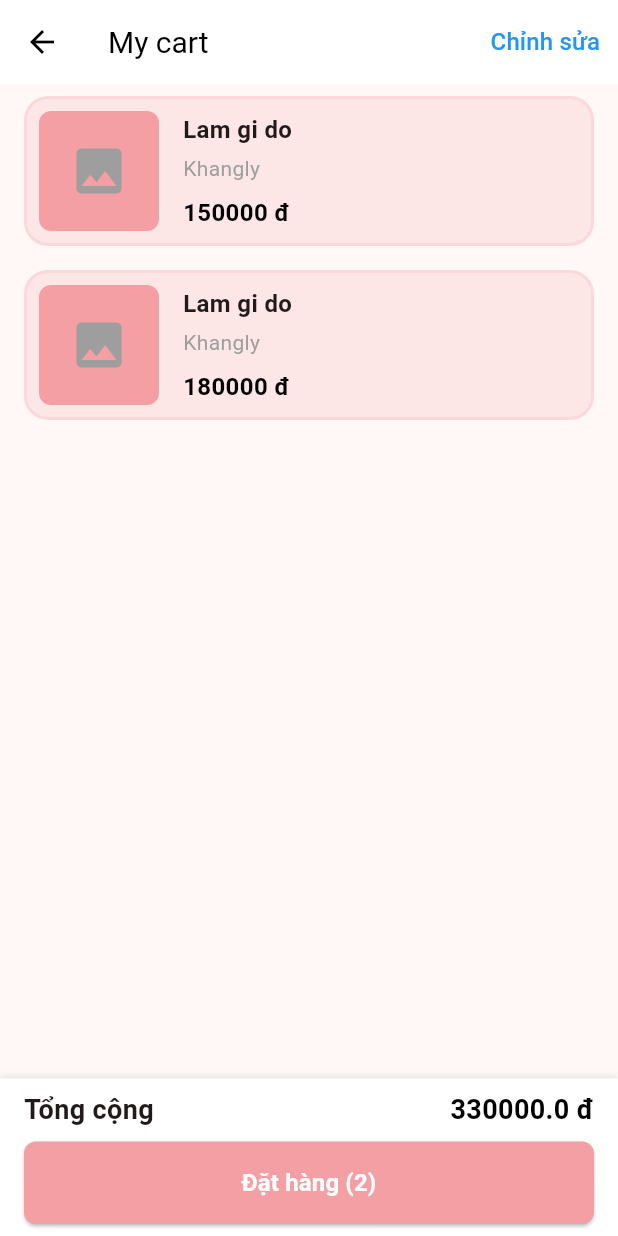
After one commit to kan3103/Pet-Spa-mobile-app, a Flutter app: the Cartorderpage screen opened directly, on a phone screen of 412 x 824 dp. The commit adds this screen. Run offline on Flutter 3.47's test engine with Material 3 defaults, Android fonts, the phone set to English and light mode, and no system bars; our stand-ins replace form_field_validator, google_sign_in, image_picker, shared_preferences; missing offline and left inert: dart:ffi; accounts and stored records are empty.

Commit message:
feat : Add cart Order page

```diff
--- a/frontend/lib/homepage/customer_homepage.dart
+++ b/frontend/lib/homepage/customer_homepage.dart
@@ -4,6 +4,7 @@ import 'package:frontend/class_model/uSer.dart';
 import 'package:frontend/homepage/api/getProfile.dart';
 import 'package:frontend/homepage/home_screen.dart';
 import 'package:frontend/login_screen/api/google_sign_in.dart';
+import 'package:frontend/productPage/cartItem.dart/cartOrderPage.dart';
 import 'package:frontend/productPage/productScreen.dart';
 import 'package:frontend/login_screen/login_screen.dart';
 import 'package:frontend/service_screen/managerService.dart';
@@ -81,7 +82,7 @@ class _customerHomePageState extends State<customerHomePage> {
         page = productScreen(); // Thay bằng màn hình Thanh toán
         break;
       case 3:
-        page = productScreen() ;
+        page = Cartorderpage();
         break;
       case 4:
         page =  Inforscreen(profile:  myprofile,); // Thay bằng màn hình Cài đặt
--- /dev/null
+++ b/frontend/lib/productPage/cartItem.dart/cartOrder.dart
@@ -0,0 +1,149 @@
+import 'package:flutter/material.dart';
+import 'package:frontend/productPage/cartItem.dart/cartServicemodel.dart';
+
+class cartOrderItem extends StatelessWidget {
+  final Cartservicemodel cartItem;
+
+  cartOrderItem({
+    required this.cartItem,
+  });
+
+  @override
+  Widget build(BuildContext context) {
+    return Padding(
+      padding: const EdgeInsets.symmetric(horizontal: 16.0, vertical: 8.0),
+      child: Container(
+        decoration:BoxDecoration(
+          borderRadius: BorderRadius.circular(16),
+          color: Color(0xFFF49FA4).withOpacity(0.2),
+          border: Border.all(
+                  color: Color(0xFFF49FA4).withOpacity(0.2), // Màu viền
+                  width: 2, // Độ dày của viền
+          ),
+        ) ,
+        child: Padding(
+          padding: const EdgeInsets.all(8.0),
+          child: Row(
+            children: [
+              Container(
+                width: 80,
+                height: 80,
+                decoration: BoxDecoration(
+                  borderRadius: BorderRadius.circular(8),
+                  //color: Colors.grey[200],
+                  color:  Color(0xFFF49FA4),
+                  border: Border.all(
+                    color: Color(0xFFF49FA4), // Màu viền
+                    width: 2, // Độ dày của viền
+                  ),
+                ),
+                child: ClipRRect(
+                  borderRadius: BorderRadius.circular(6), // Đảm bảo nội dung không che viền
+                  child: cartItem.image! != null && cartItem.image! != ''
+                      ? Image.network(
+                          cartItem.image!,
+                          fit: BoxFit.cover,
+                        )
+                      : Icon(Icons.image, size: 40, color: Colors.grey),
+                ),
+              ),
+              SizedBox(width: 16),
+              Expanded(
+                child: Column(
+                  crossAxisAlignment: CrossAxisAlignment.start,
+                  children: [
+                    Text(
+                      cartItem.service!,
+                      style: TextStyle(fontSize: 16, fontWeight: FontWeight.bold),
+                    ),
+                    SizedBox(height: 4),
+                    Text(
+                      cartItem.pet!,
+                      style: TextStyle(fontSize: 14, color: Colors.grey),
+                    ),
+                    SizedBox(height: 8),
+                    Text(
+                      "${cartItem.price} đ",
+                      style: TextStyle(
+                          fontSize: 16,
+                          fontWeight: FontWeight.bold,
+                          color: Colors.black),
+                    ),
+                  ],
+                ),
+              ),
+              Row(
+                children: [
+
+                ],
+              ),
+            ],
+          ),
+        ),
+      ),
+    );
+  }
+}
+
+class TotalPrice extends StatelessWidget {
+  final double totalAmount;
+  final int itemCount;
+
+  TotalPrice({required this.totalAmount, required this.itemCount});
+
+  @override
+  Widget build(BuildContext context) {
+    return Container(
+      padding: const EdgeInsets.symmetric(horizontal: 16.0, vertical: 8.0),
+      decoration: BoxDecoration(
+        color: Colors.white,
+        boxShadow: [
+          BoxShadow(
+            color: Colors.grey.shade300,
+            offset: Offset(0, -1),
+            blurRadius: 4,
+          ),
+        ],
+      ),
+      child: Column(
+        children: [
+          Row(
+            mainAxisAlignment: MainAxisAlignment.spaceBetween,
+            children: [
+              Text(
+                "Tổng cộng",
+                style: TextStyle(fontSize: 18, fontWeight: FontWeight.bold),
+              ),
+              Text(
+                "${totalAmount} đ",
+                style: TextStyle(
+                    fontSize: 18,
+                    fontWeight: FontWeight.bold,
+                    color: Colors.black),
+              ),
+            ],
+          ),
+          SizedBox(height: 8),
+          ElevatedButton(
+            onPressed: () {},
+            style: ElevatedButton.styleFrom(
+              backgroundColor: Color(0xFFF49FA4),
+              padding: EdgeInsets.symmetric(vertical: 16.0),
+              shape: RoundedRectangleBorder(
+                  borderRadius: BorderRadius.circular(8)),
+            ),
+            child: Row(
+              mainAxisAlignment: MainAxisAlignment.center,
+              children: [
+                Text(
+                  "Đặt hàng ($itemCount)",
+                  style: TextStyle(fontSize: 16, fontWeight: FontWeight.bold, color: Colors.white),
+                ),
+              ],
+            ),
+          ),
+        ],
+      ),
+    );
+  }
+}
--- /dev/null
+++ b/frontend/lib/productPage/cartItem.dart/cartOrderPage.dart
@@ -0,0 +1,83 @@
+import 'package:flutter/material.dart';
+import 'package:frontend/productPage/cartItem.dart/cartOrder.dart';
+import 'package:frontend/productPage/cartItem.dart/cartServicemodel.dart';
+
+class Cartorderpage extends StatefulWidget {
+  @override
+  _CartorderpageState createState() => _CartorderpageState();
+}
+
+class _CartorderpageState extends State<Cartorderpage> {
+  // Danh sách sản phẩm trong giỏ hàng
+  late List<Cartservicemodel> cartItems = [
+     Cartservicemodel(
+        id: 1,
+        pet: 'Khangly',
+        image: '',
+        service: 'Lam gi do',
+        price: 150000
+
+    ),
+    Cartservicemodel(
+        id: 1,
+        pet: 'Khangly',
+        image: '',
+        service: 'Lam gi do',
+        price: 180000
+    ),
+  ] ;
+
+  // Tính tổng tiền
+  double calculateTotal() {
+    return cartItems.fold(
+        0, (sum, cartItem) => sum + (cartItem.price! ));
+  }
+
+  @override
+  Widget build(BuildContext context) {
+    return Scaffold(
+      appBar: AppBar(
+        backgroundColor: Colors.white,
+        elevation: 0,
+        leading: IconButton(
+          icon: Icon(Icons.arrow_back, color: Colors.black),
+          onPressed: () {
+            //Navigator.pop(context);
+          },
+        ),
+        title: Text(
+          "My cart",
+          style: TextStyle(color: Colors.black, fontSize: 20),
+        ),
+        actions: [
+          TextButton(
+            onPressed: () {},
+            child: Text(
+              "Chỉnh sửa",
+              style: TextStyle(color: Colors.blue, fontSize: 16),
+            ),
+          ),
+        ],
+      ),
+      body: Column(
+        children: [
+          Expanded(
+            child: ListView.builder(
+              itemCount: cartItems.length,
+              itemBuilder: (context, index) {
+                final cartItem = cartItems[index];
+                return cartOrderItem(
+                  cartItem: cartItem,
+                );
+              },
+            ),
+          ),
+          TotalPrice(
+            totalAmount: calculateTotal(),
+            itemCount: cartItems.length,
+          ),
+        ],
+      ),
+    );
+  }
+}
--- /dev/null
+++ b/frontend/lib/productPage/cartItem.dart/cartServicemodel.dart
@@ -0,0 +1,27 @@
+class Cartservicemodel {
+  int? id;
+  String? pet;
+  String? service;
+  int? price;
+  String? image;
+
+  Cartservicemodel({this.id, this.pet, this.service, this.price, this.image});
+
+  Cartservicemodel.fromJson(Map<String, dynamic> json) {
+    id = json['id'];
+    pet = json['pet'];
+    service = json['service'];
+    price = json['price'];
+    image = json['image'];
+  }
+
+  Map<String, dynamic> toJson() {
+    final Map<String, dynamic> data = new Map<String, dynamic>();
+    data['id'] = this.id;
+    data['pet'] = this.pet;
+    data['service'] = this.service;
+    data['price'] = this.price;
+    data['image'] = this.image;
+    return data;
+  }
+}
```
